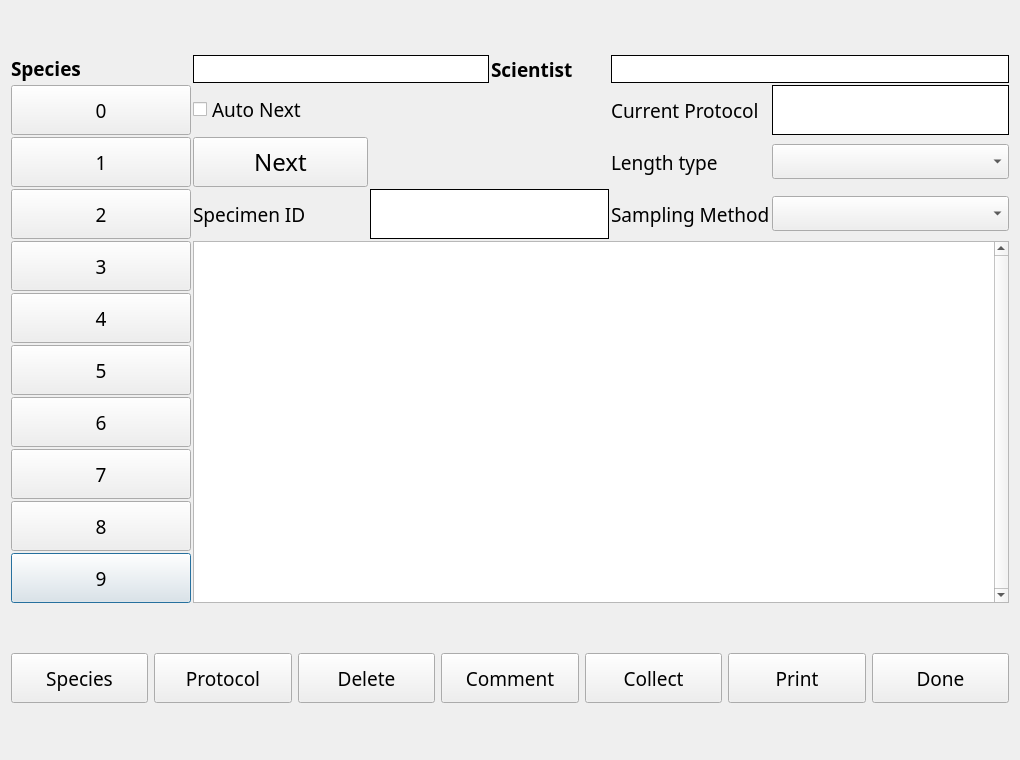
First picture: the form in ui/CLAMSSpecimen.ui, repository aliciabillings-noaa/CLAMS, before the edit.
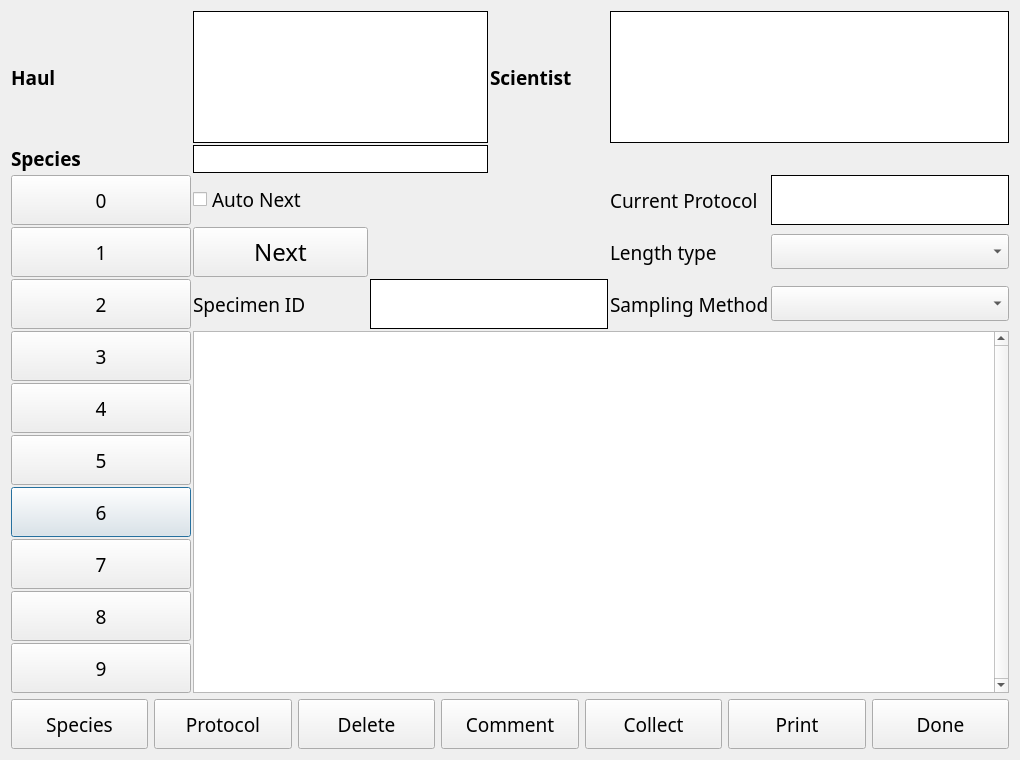
Second picture: the form after the edit.

Commit message: changing barcode from numpad to keypad on specimens page

Diff of the .ui file:
```diff
--- a/ui/CLAMSSpecimen.ui
+++ b/ui/CLAMSSpecimen.ui
@@ -13,145 +13,13 @@
   <property name="windowTitle">
    <string>CLAMS Specimen</string>
   </property>
-  <layout class="QVBoxLayout" name="verticalLayout" stretch="95,5">
+  <layout class="QVBoxLayout" name="verticalLayout" stretch="0,5">
    <item>
-    <layout class="QGridLayout" name="gridLayout" rowstretch="0,0,0,0,0,0,0,0,0,0,0,0" rowminimumheight="0,0,0,0,0,0,0,0,0,0,0,0">
+    <layout class="QGridLayout" name="gridLayout" rowstretch="0,0,0,0,0,0,0,0,0,0,0,0,0">
      <property name="spacing">
       <number>2</number>
      </property>
-     <item row="10" column="0">
-      <widget class="QPushButton" name="btn_9">
-       <property name="minimumSize">
-        <size>
-         <width>180</width>
-         <height>50</height>
-        </size>
-       </property>
-       <property name="font">
-        <font>
-         <family>Arial Black</family>
-         <pointsize>14</pointsize>
-        </font>
-       </property>
-       <property name="text">
-        <string>9</string>
-       </property>
-      </widget>
-     </item>
-     <item row="4" column="0">
-      <widget class="QPushButton" name="btn_3">
-       <property name="minimumSize">
-        <size>
-         <width>180</width>
-         <height>50</height>
-        </size>
-       </property>
-       <property name="font">
-        <font>
-         <family>Arial Black</family>
-         <pointsize>14</pointsize>
-        </font>
-       </property>
-       <property name="text">
-        <string>3</string>
-       </property>
-      </widget>
-     </item>
-     <item row="0" column="0">
-      <widget class="QLabel" name="label_9">
-       <property name="sizePolicy">
-        <sizepolicy hsizetype="Preferred" vsizetype="Fixed">
-         <horstretch>0</horstretch>
-         <verstretch>0</verstretch>
-        </sizepolicy>
-       </property>
-       <property name="font">
-        <font>
-         <family>Arial Black</family>
-         <pointsize>14</pointsize>
-         <weight>75</weight>
-         <bold>true</bold>
-        </font>
-       </property>
-       <property name="text">
-        <string>Species</string>
-       </property>
-       <property name="alignment">
-        <set>Qt::AlignLeading|Qt::AlignLeft|Qt::AlignVCenter</set>
-       </property>
-      </widget>
-     </item>
-     <item row="2" column="0">
-      <widget class="QPushButton" name="btn_1">
-       <property name="minimumSize">
-        <size>
-         <width>180</width>
-         <height>50</height>
-        </size>
-       </property>
-       <property name="font">
-        <font>
-         <family>Arial Black</family>
-         <pointsize>14</pointsize>
-        </font>
-       </property>
-       <property name="text">
-        <string>1</string>
-       </property>
-      </widget>
-     </item>
-     <item row="1" column="0">
-      <widget class="QPushButton" name="btn_0">
-       <property name="minimumSize">
-        <size>
-         <width>180</width>
-         <height>50</height>
-        </size>
-       </property>
-       <property name="font">
-        <font>
-         <family>Arial Black</family>
-         <pointsize>14</pointsize>
-        </font>
-       </property>
-       <property name="text">
-        <string>0</string>
-       </property>
-      </widget>
-     </item>
-     <item row="1" column="4">
-      <widget class="QLabel" name="label_5">
-       <property name="font">
-        <font>
-         <family>Arial Black</family>
-         <pointsize>14</pointsize>
-        </font>
-       </property>
-       <property name="text">
-        <string>Current Protocol</string>
-       </property>
-      </widget>
-     </item>
-     <item row="3" column="0">
-      <widget class="QPushButton" name="btn_2">
-       <property name="minimumSize">
-        <size>
-         <width>180</width>
-         <height>50</height>
-        </size>
-       </property>
-       <property name="font">
-        <font>
-         <family>Arial Black</family>
-         <pointsize>14</pointsize>
-        </font>
-       </property>
-       <property name="text">
-        <string>2</string>
-       </property>
-      </widget>
-     </item>
-     <item row="3" column="4">
+     <item row="5" column="4">
       <widget class="QLabel" name="label_3">
        <property name="font">
         <font>
@@ -164,87 +32,8 @@
        </property>
       </widget>
      </item>
-     <item row="0" column="4" colspan="3">
-      <widget class="QLabel" name="sciLabel">
-       <property name="minimumSize">
-        <size>
-         <width>0</width>
-         <height>0</height>
-        </size>
-       </property>
-       <property name="font">
-        <font>
-         <family>Arial Black</family>
-         <pointsize>14</pointsize>
-         <weight>75</weight>
-         <bold>true</bold>
-        </font>
-       </property>
-       <property name="autoFillBackground">
-        <bool>false</bool>
-       </property>
-       <property name="styleSheet">
-        <string notr="true">QWidget {
-    background-color: white;
-}</string>
-       </property>
-       <property name="frameShape">
-        <enum>QFrame::Panel</enum>
-       </property>
-       <property name="frameShadow">
-        <enum>QFrame::Plain</enum>
-       </property>
-       <property name="lineWidth">
-        <number>1</number>
-       </property>
-       <property name="text">
-        <string/>
-       </property>
-      </widget>
-     </item>
-     <item row="2" column="1">
-      <widget class="QPushButton" name="cycleBtn">
-       <property name="enabled">
-        <bool>true</bool>
-       </property>
-       <property name="minimumSize">
-        <size>
-         <width>175</width>
-         <height>50</height>
-        </size>
-       </property>
-       <property name="font">
-        <font>
-         <family>Arial Black</family>
-         <pointsize>18</pointsize>
-        </font>
-       </property>
-       <property name="text">
-        <string>Next</string>
-       </property>
-       <property name="checkable">
-        <bool>false</bool>
-       </property>
-       <property name="checked">
-        <bool>false</bool>
-       </property>
-      </widget>
-     </item>
-     <item row="3" column="1">
-      <widget class="QLabel" name="label_6">
-       <property name="font">
-        <font>
-         <family>Arial Black</family>
-         <pointsize>14</pointsize>
-        </font>
-       </property>
-       <property name="text">
-        <string>Specimen ID</string>
-       </property>
-      </widget>
-     </item>
      <item row="3" column="5" colspan="2">
-      <widget class="QComboBox" name="samplingMethodBox">
+      <widget class="QLabel" name="protoLabel">
        <property name="minimumSize">
         <size>
          <width>0</width>
@@ -257,9 +46,39 @@
          <pointsize>14</pointsize>
         </font>
        </property>
+       <property name="styleSheet">
+        <string notr="true">QWidget {
+    background-color: white;
+}</string>
+       </property>
+       <property name="frameShape">
+        <enum>QFrame::Box</enum>
+       </property>
+       <property name="text">
+        <string/>
+       </property>
       </widget>
      </item>
-     <item row="4" column="1" rowspan="7" colspan="6">
+     <item row="9" column="0">
+      <widget class="QPushButton" name="btn_6">
+       <property name="minimumSize">
+        <size>
+         <width>180</width>
+         <height>50</height>
+        </size>
+       </property>
+       <property name="font">
+        <font>
+         <family>Arial Black</family>
+         <pointsize>14</pointsize>
+        </font>
+       </property>
+       <property name="text">
+        <string>6</string>
+       </property>
+      </widget>
+     </item>
+     <item row="6" column="1" rowspan="7" colspan="6">
       <widget class="QTableView" name="measureView">
        <property name="font">
         <font>
@@ -281,26 +100,7 @@
        </attribute>
       </widget>
      </item>
-     <item row="7" column="0">
-      <widget class="QPushButton" name="btn_6">
-       <property name="minimumSize">
-        <size>
-         <width>180</width>
-         <height>50</height>
-        </size>
-       </property>
-       <property name="font">
-        <font>
-         <family>Arial Black</family>
-         <pointsize>14</pointsize>
-        </font>
-       </property>
-       <property name="text">
-        <string>6</string>
-       </property>
-      </widget>
-     </item>
-     <item row="8" column="0">
+     <item row="10" column="0">
       <widget class="QPushButton" name="btn_7">
        <property name="minimumSize">
         <size>
@@ -319,24 +119,8 @@
        </property>
       </widget>
      </item>
-     <item row="2" column="5" colspan="2">
-      <widget class="QComboBox" name="lengthTypeBox">
-       <property name="minimumSize">
-        <size>
-         <width>0</width>
-         <height>0</height>
-        </size>
-       </property>
-       <property name="font">
-        <font>
-         <family>Arial Black</family>
-         <pointsize>14</pointsize>
-        </font>
-       </property>
-      </widget>
-     </item>
-     <item row="9" column="0">
-      <widget class="QPushButton" name="btn_8">
+     <item row="12" column="0">
+      <widget class="QPushButton" name="btn_9">
        <property name="minimumSize">
         <size>
          <width>180</width>
@@ -350,24 +134,39 @@
         </font>
        </property>
        <property name="text">
-        <string>8</string>
+        <string>9</string>
        </property>
       </widget>
      </item>
-     <item row="1" column="1">
-      <widget class="QCheckBox" name="autoCheck">
+     <item row="4" column="1">
+      <widget class="QPushButton" name="cycleBtn">
+       <property name="enabled">
+        <bool>true</bool>
+       </property>
+       <property name="minimumSize">
+        <size>
+         <width>175</width>
+         <height>50</height>
+        </size>
+       </property>
        <property name="font">
         <font>
          <family>Arial Black</family>
-         <pointsize>14</pointsize>
+         <pointsize>18</pointsize>
         </font>
        </property>
        <property name="text">
-        <string>Auto Next</string>
+        <string>Next</string>
+       </property>
+       <property name="checkable">
+        <bool>false</bool>
+       </property>
+       <property name="checked">
+        <bool>false</bool>
        </property>
       </widget>
      </item>
-     <item row="2" column="4">
+     <item row="4" column="4">
       <widget class="QLabel" name="label">
        <property name="sizePolicy">
         <sizepolicy hsizetype="Preferred" vsizetype="Minimum">
@@ -388,23 +187,8 @@
        </property>
       </widget>
      </item>
-     <item row="0" column="3">
-      <widget class="QLabel" name="label_10">
-       <property name="font">
-        <font>
-         <family>Arial Black</family>
-         <pointsize>14</pointsize>
-         <weight>75</weight>
-         <bold>true</bold>
-        </font>
-       </property>
-       <property name="text">
-        <string>Scientist</string>
-       </property>
-      </widget>
-     </item>
-     <item row="1" column="5" colspan="2">
-      <widget class="QLabel" name="protoLabel">
+     <item row="4" column="5" colspan="2">
+      <widget class="QComboBox" name="lengthTypeBox">
        <property name="minimumSize">
         <size>
          <width>0</width>
@@ -417,21 +201,23 @@
          <pointsize>14</pointsize>
         </font>
        </property>
-       <property name="styleSheet">
-        <string notr="true">QWidget {
-    background-color: white;
-}</string>
-       </property>
-       <property name="frameShape">
-        <enum>QFrame::Box</enum>
+      </widget>
+     </item>
+     <item row="5" column="1">
+      <widget class="QLabel" name="label_6">
+       <property name="font">
+        <font>
+         <family>Arial Black</family>
+         <pointsize>14</pointsize>
+        </font>
        </property>
        <property name="text">
-        <string/>
+        <string>Specimen ID</string>
        </property>
       </widget>
      </item>
      <item row="6" column="0">
-      <widget class="QPushButton" name="btn_5">
+      <widget class="QPushButton" name="btn_3">
        <property name="minimumSize">
         <size>
          <width>180</width>
@@ -445,11 +231,53 @@
         </font>
        </property>
        <property name="text">
-        <string>5</string>
+        <string>3</string>
        </property>
       </widget>
      </item>
-     <item row="1" column="2" rowspan="2" colspan="2">
+     <item row="5" column="2" colspan="2">
+      <widget class="QLabel" name="specimenLabel">
+       <property name="minimumSize">
+        <size>
+         <width>0</width>
+         <height>0</height>
+        </size>
+       </property>
+       <property name="font">
+        <font>
+         <family>Arial Black</family>
+         <pointsize>14</pointsize>
+         <weight>75</weight>
+         <bold>true</bold>
+        </font>
+       </property>
+       <property name="styleSheet">
+        <string notr="true">QWidget {
+    background-color: white;
+}</string>
+       </property>
+       <property name="frameShape">
+        <enum>QFrame::Box</enum>
+       </property>
+       <property name="text">
+        <string/>
+       </property>
+      </widget>
+     </item>
+     <item row="3" column="1">
+      <widget class="QCheckBox" name="autoCheck">
+       <property name="font">
+        <font>
+         <family>Arial Black</family>
+         <pointsize>14</pointsize>
+        </font>
+       </property>
+       <property name="text">
+        <string>Auto Next</string>
+       </property>
+      </widget>
+     </item>
+     <item row="3" column="2" rowspan="2" colspan="2">
       <widget class="QLabel" name="picLabel">
        <property name="font">
         <font>
@@ -467,7 +295,102 @@
        </property>
       </widget>
      </item>
-     <item row="5" column="0">
+     <item row="11" column="0">
+      <widget class="QPushButton" name="btn_8">
+       <property name="minimumSize">
+        <size>
+         <width>180</width>
+         <height>50</height>
+        </size>
+       </property>
+       <property name="font">
+        <font>
+         <family>Arial Black</family>
+         <pointsize>14</pointsize>
+        </font>
+       </property>
+       <property name="text">
+        <string>8</string>
+       </property>
+      </widget>
+     </item>
+     <item row="3" column="0">
+      <widget class="QPushButton" name="btn_0">
+       <property name="minimumSize">
+        <size>
+         <width>180</width>
+         <height>50</height>
+        </size>
+       </property>
+       <property name="font">
+        <font>
+         <family>Arial Black</family>
+         <pointsize>14</pointsize>
+        </font>
+       </property>
+       <property name="text">
+        <string>0</string>
+       </property>
+      </widget>
+     </item>
+     <item row="4" column="0">
+      <widget class="QPushButton" name="btn_1">
+       <property name="minimumSize">
+        <size>
+         <width>180</width>
+         <height>50</height>
+        </size>
+       </property>
+       <property name="font">
+        <font>
+         <family>Arial Black</family>
+         <pointsize>14</pointsize>
+        </font>
+       </property>
+       <property name="text">
+        <string>1</string>
+       </property>
+      </widget>
+     </item>
+     <item row="1" column="4" colspan="3">
+      <widget class="QLabel" name="sciLabel">
+       <property name="minimumSize">
+        <size>
+         <width>0</width>
+         <height>0</height>
+        </size>
+       </property>
+       <property name="font">
+        <font>
+         <family>Arial Black</family>
+         <pointsize>14</pointsize>
+         <weight>75</weight>
+         <bold>true</bold>
+        </font>
+       </property>
+       <property name="autoFillBackground">
+        <bool>false</bool>
+       </property>
+       <property name="styleSheet">
+        <string notr="true">QWidget {
+    background-color: white;
+}</string>
+       </property>
+       <property name="frameShape">
+        <enum>QFrame::Panel</enum>
+       </property>
+       <property name="frameShadow">
+        <enum>QFrame::Plain</enum>
+       </property>
+       <property name="lineWidth">
+        <number>1</number>
+       </property>
+       <property name="text">
+        <string/>
+       </property>
+      </widget>
+     </item>
+     <item row="7" column="0">
       <widget class="QPushButton" name="btn_4">
        <property name="minimumSize">
         <size>
@@ -486,7 +409,128 @@
        </property>
       </widget>
      </item>
-     <item row="0" column="1" colspan="2">
+     <item row="5" column="5" colspan="2">
+      <widget class="QComboBox" name="samplingMethodBox">
+       <property name="minimumSize">
+        <size>
+         <width>0</width>
+         <height>0</height>
+        </size>
+       </property>
+       <property name="font">
+        <font>
+         <family>Arial Black</family>
+         <pointsize>14</pointsize>
+        </font>
+       </property>
+      </widget>
+     </item>
+     <item row="1" column="3">
+      <widget class="QLabel" name="label_10">
+       <property name="font">
+        <font>
+         <family>Arial Black</family>
+         <pointsize>14</pointsize>
+         <weight>75</weight>
+         <bold>true</bold>
+        </font>
+       </property>
+       <property name="text">
+        <string>Scientist</string>
+       </property>
+      </widget>
+     </item>
+     <item row="5" column="0">
+      <widget class="QPushButton" name="btn_2">
+       <property name="minimumSize">
+        <size>
+         <width>180</width>
+         <height>50</height>
+        </size>
+       </property>
+       <property name="font">
+        <font>
+         <family>Arial Black</family>
+         <pointsize>14</pointsize>
+        </font>
+       </property>
+       <property name="text">
+        <string>2</string>
+       </property>
+      </widget>
+     </item>
+     <item row="3" column="4">
+      <widget class="QLabel" name="label_5">
+       <property name="font">
+        <font>
+         <family>Arial Black</family>
+         <pointsize>14</pointsize>
+        </font>
+       </property>
+       <property name="text">
+        <string>Current Protocol</string>
+       </property>
+      </widget>
+     </item>
+     <item row="8" column="0">
+      <widget class="QPushButton" name="btn_5">
+       <property name="minimumSize">
+        <size>
+         <width>180</width>
+         <height>50</height>
+        </size>
+       </property>
+       <property name="font">
+        <font>
+         <family>Arial Black</family>
+         <pointsize>14</pointsize>
+        </font>
+       </property>
+       <property name="text">
+        <string>5</string>
+       </property>
+      </widget>
+     </item>
+     <item row="2" column="0">
+      <widget class="QLabel" name="label_9">
+       <property name="sizePolicy">
+        <sizepolicy hsizetype="Preferred" vsizetype="Fixed">
+         <horstretch>0</horstretch>
+         <verstretch>0</verstretch>
+        </sizepolicy>
+       </property>
+       <property name="font">
+        <font>
+         <family>Arial Black</family>
+         <pointsize>14</pointsize>
+         <weight>75</weight>
+         <bold>true</bold>
+        </font>
+       </property>
+       <property name="text">
+        <string>Species</string>
+       </property>
+       <property name="alignment">
+        <set>Qt::AlignLeading|Qt::AlignLeft|Qt::AlignVCenter</set>
+       </property>
+      </widget>
+     </item>
+     <item row="1" column="0">
+      <widget class="QLabel" name="haulLabel">
+       <property name="font">
+        <font>
+         <family>Arial Black</family>
+         <pointsize>14</pointsize>
+         <weight>75</weight>
+         <bold>true</bold>
+        </font>
+       </property>
+       <property name="text">
+        <string>Haul</string>
+       </property>
+      </widget>
+     </item>
+     <item row="2" column="1" colspan="2">
       <widget class="QLabel" name="speciesLabel">
        <property name="minimumSize">
         <size>
@@ -524,14 +568,8 @@
        </property>
       </widget>
      </item>
-     <item row="3" column="2" colspan="2">
-      <widget class="QLabel" name="specimenLabel">
-       <property name="minimumSize">
-        <size>
-         <width>0</width>
-         <height>0</height>
-        </size>
-       </property>
+     <item row="1" column="1" colspan="2">
+      <widget class="QLabel" name="haulNum">
        <property name="font">
         <font>
          <family>Arial Black</family>
@@ -546,7 +584,7 @@
 }</string>
        </property>
        <property name="frameShape">
-        <enum>QFrame::Box</enum>
+        <enum>QFrame::Panel</enum>
        </property>
        <property name="text">
         <string/>
```
The commit also changes 7 other files.
